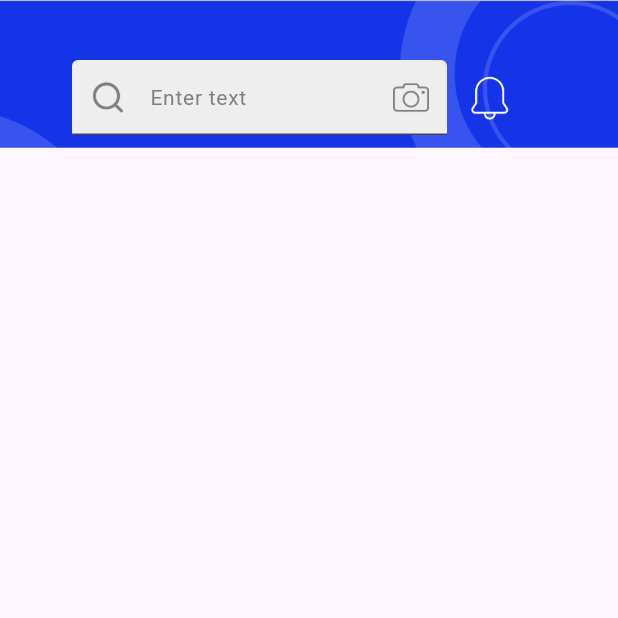
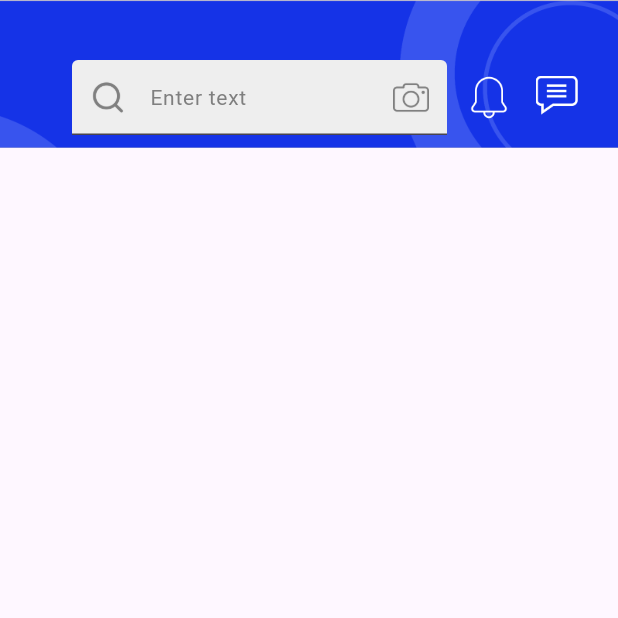
Before and after one commit to FuanjiaRyan/My-Store-App, a Flutter app: the screen it shows after launch, on a phone screen of 412 x 824 dp, the top half of it. Run offline on Flutter 3.47's test engine with Material 3 defaults, Android fonts, the phone set to English and light mode, and no system bars; our stand-ins replace cloud_firestore, firebase_auth, firebase_core, google_fonts; accounts and stored records are empty.

Commit message:
added banners in firestore

```diff
--- a/lib/views/screens/nav_screens/home_screen.dart
+++ b/lib/views/screens/nav_screens/home_screen.dart
@@ -1,4 +1,5 @@
 import 'package:flutter/material.dart';
+import 'package:ryan_store_app/views/screens/nav_screens/widgets/banner_widget.dart';
 import 'package:ryan_store_app/views/screens/nav_screens/widgets/header_widget.dart';
 
 class HomeScreen extends StatelessWidget {
@@ -11,6 +12,7 @@ class HomeScreen extends StatelessWidget {
         child: Column(
           children: [
             HeaderWidget(),
+            BannerWidget(),
           ],
         ),
       ),
--- /dev/null
+++ b/lib/views/screens/nav_screens/widgets/banner_widget.dart
@@ -0,0 +1,48 @@
+import 'package:cloud_firestore/cloud_firestore.dart';
+import 'package:flutter/material.dart';
+
+class BannerWidget extends StatefulWidget {
+ const BannerWidget({super.key});
+
+  @override
+  State<BannerWidget> createState() => _BannerWidgetState();
+}
+
+class _BannerWidgetState extends State<BannerWidget> {
+  final FirebaseFirestore _firestore = FirebaseFirestore.instance;
+
+  final List _bannerImage = [];
+
+  getBanners() {
+    return _firestore
+        .collection('banners')
+        .get()
+        .then((QuerySnapshot querySnapshot) {
+          querySnapshot.docs.forEach((doc) {
+            setState(() {
+              _bannerImage.add(doc['image']);
+            });
+          });
+    });
+  }
+
+  @override
+  void initState() {
+    getBanners();
+    super.initState();
+  }
+
+  @override
+  Widget build(BuildContext context) {
+    return SizedBox(
+      height: 140,
+      width: MediaQuery.of(context).size.width,
+      child: PageView.builder(
+        itemCount: _bannerImage.length,
+          itemBuilder: (context, index) {
+            return Image.network(_bannerImage[index]);
+          },
+      ),
+    );
+  }
+}
--- a/lib/views/screens/nav_screens/widgets/header_widget.dart
+++ b/lib/views/screens/nav_screens/widgets/header_widget.dart
@@ -5,7 +5,7 @@ class HeaderWidget extends StatelessWidget {
 
   @override
   Widget build(BuildContext context) {
-    return Container(
+    return SizedBox(
       width: MediaQuery.of(context).size.width,
       height: MediaQuery.of(context).size.height * 0.20,
       child: Stack(
@@ -70,8 +70,8 @@ class HeaderWidget extends StatelessWidget {
               child: InkWell(
                 onTap: () {},
                 child: Ink(
-                  width: 31,
-                  height: 31,
+                  width: 30,
+                  height: 30,
                   decoration: BoxDecoration(
                     image: DecorationImage(
                       image: AssetImage('assets/icons/bell-ring.png'),
@@ -81,6 +81,25 @@ class HeaderWidget extends StatelessWidget {
               ),
             ),
           ),
+          Positioned(
+            left: 357,
+              top: 50,
+              child: Material(
+                type: MaterialType.transparency,
+                child: InkWell(
+                  onTap: () {},
+                  child: Ink(
+                    width: 30,
+                    height: 31,
+                    decoration: BoxDecoration(
+                      image: DecorationImage(
+                        image: AssetImage('assets/icons/comment.png'),
+                      ),
+                    ),
+                  ),
+                ),
+              ),
+          ),
         ],
       ),
     );
--- a/pubspec.yaml
+++ b/pubspec.yaml
@@ -39,6 +39,7 @@ dependencies:
   cloud_firestore: ^6.0.2
   firebase_auth: ^6.1.0
   firebase_storage: ^13.0.2
+  get: ^4.7.2
 
 dev_dependencies:
   flutter_test:
```
Also changed, not shown: pubspec.lock.
